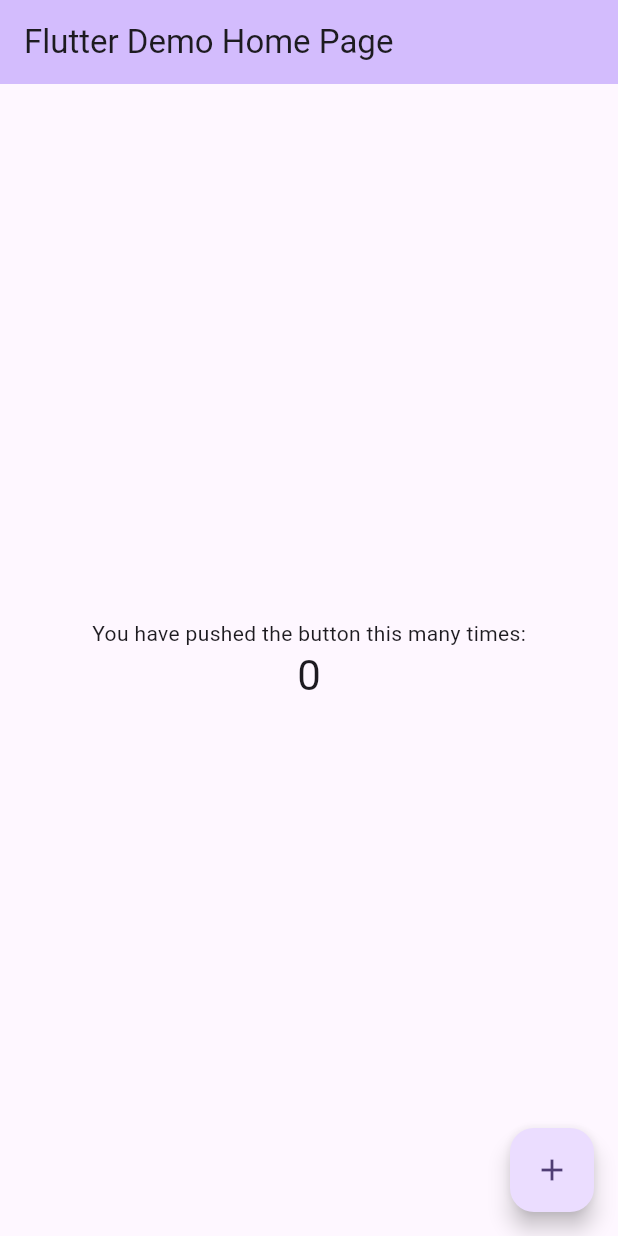
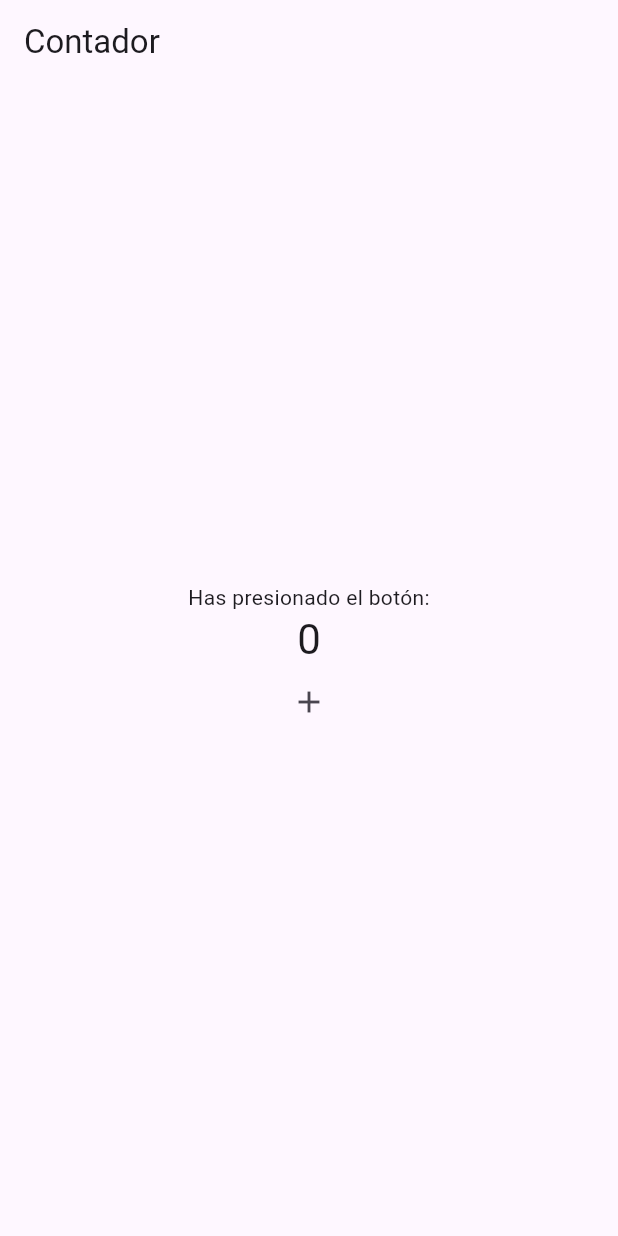
Before and after one commit to PabloGO4/Contador, a Flutter app: the screen it shows after launch, on a phone screen of 412 x 824 dp. Run offline on Flutter 3.47's test engine with Material 3 defaults, Android fonts, the phone set to English and light mode, and no system bars.

Commit message:
estoy comiteando contador con boton de sumar

```diff
--- a/lib/main.dart
+++ b/lib/main.dart
@@ -1,125 +1,61 @@
 import 'package:flutter/material.dart';
 
 void main() {
-  runApp(const MyApp());
+  runApp(MyApp());
 }
 
 class MyApp extends StatelessWidget {
-  const MyApp({super.key});
-
-  // This widget is the root of your application.
   @override
   Widget build(BuildContext context) {
     return MaterialApp(
-      title: 'Flutter Demo',
+      title: 'Contador',
       theme: ThemeData(
-        // This is the theme of your application.
-        //
-        // TRY THIS: Try running your application with "flutter run". You'll see
-        // the application has a purple toolbar. Then, without quitting the app,
-        // try changing the seedColor in the colorScheme below to Colors.green
-        // and then invoke "hot reload" (save your changes or press the "hot
-        // reload" button in a Flutter-supported IDE, or press "r" if you used
-        // the command line to start the app).
-        //
-        // Notice that the counter didn't reset back to zero; the application
-        // state is not lost during the reload. To reset the state, use hot
-        // restart instead.
-        //
-        // This works for code too, not just values: Most code changes can be
-        // tested with just a hot reload.
-        colorScheme: ColorScheme.fromSeed(seedColor: Colors.deepPurple),
-        useMaterial3: true,
+        primarySwatch: Colors.blue,
       ),
-      home: const MyHomePage(title: 'Flutter Demo Home Page'),
+      home: CounterScreen(),
     );
   }
 }
 
-class MyHomePage extends StatefulWidget {
-  const MyHomePage({super.key, required this.title});
-
-  // This widget is the home page of your application. It is stateful, meaning
-  // that it has a State object (defined below) that contains fields that affect
-  // how it looks.
-
-  // This class is the configuration for the state. It holds the values (in this
-  // case the title) provided by the parent (in this case the App widget) and
-  // used by the build method of the State. Fields in a Widget subclass are
-  // always marked "final".
-
-  final String title;
-
+class CounterScreen extends StatefulWidget {
   @override
-  State<MyHomePage> createState() => _MyHomePageState();
+  _CounterScreenState createState() => _CounterScreenState();
 }
 
-class _MyHomePageState extends State<MyHomePage> {
+class _CounterScreenState extends State<CounterScreen> {
   int _counter = 0;
 
   void _incrementCounter() {
     setState(() {
-      // This call to setState tells the Flutter framework that something has
-      // changed in this State, which causes it to rerun the build method below
-      // so that the display can reflect the updated values. If we changed
-      // _counter without calling setState(), then the build method would not be
-      // called again, and so nothing would appear to happen.
       _counter++;
     });
   }
 
   @override
   Widget build(BuildContext context) {
-    // This method is rerun every time setState is called, for instance as done
-    // by the _incrementCounter method above.
-    //
-    // The Flutter framework has been optimized to make rerunning build methods
-    // fast, so that you can just rebuild anything that needs updating rather
-    // than having to individually change instances of widgets.
     return Scaffold(
       appBar: AppBar(
-        // TRY THIS: Try changing the color here to a specific color (to
-        // Colors.amber, perhaps?) and trigger a hot reload to see the AppBar
-        // change color while the other colors stay the same.
-        backgroundColor: Theme.of(context).colorScheme.inversePrimary,
-        // Here we take the value from the MyHomePage object that was created by
-        // the App.build method, and use it to set our appbar title.
-        title: Text(widget.title),
+        title: Text('Contador'),
       ),
       body: Center(
-        // Center is a layout widget. It takes a single child and positions it
-        // in the middle of the parent.
         child: Column(
-          // Column is also a layout widget. It takes a list of children and
-          // arranges them vertically. By default, it sizes itself to fit its
-          // children horizontally, and tries to be as tall as its parent.
-          //
-          // Column has various properties to control how it sizes itself and
-          // how it positions its children. Here we use mainAxisAlignment to
-          // center the children vertically; the main axis here is the vertical
-          // axis because Columns are vertical (the cross axis would be
-          // horizontal).
-          //
-          // TRY THIS: Invoke "debug painting" (choose the "Toggle Debug Paint"
-          // action in the IDE, or press "p" in the console), to see the
-          // wireframe for each widget.
           mainAxisAlignment: MainAxisAlignment.center,
           children: <Widget>[
-            const Text(
-              'You have pushed the button this many times:',
+            Text(
+              'Has presionado el botón:',
             ),
             Text(
               '$_counter',
               style: Theme.of(context).textTheme.headlineMedium,
             ),
+            IconButton(
+              icon: Icon(Icons.add),
+              onPressed: _incrementCounter,
+              tooltip: 'Sumar',
+            ),
           ],
         ),
       ),
-      floatingActionButton: FloatingActionButton(
-        onPressed: _incrementCounter,
-        tooltip: 'Increment',
-        child: const Icon(Icons.add),
-      ), // This trailing comma makes auto-formatting nicer for build methods.
     );
   }
 }
```
